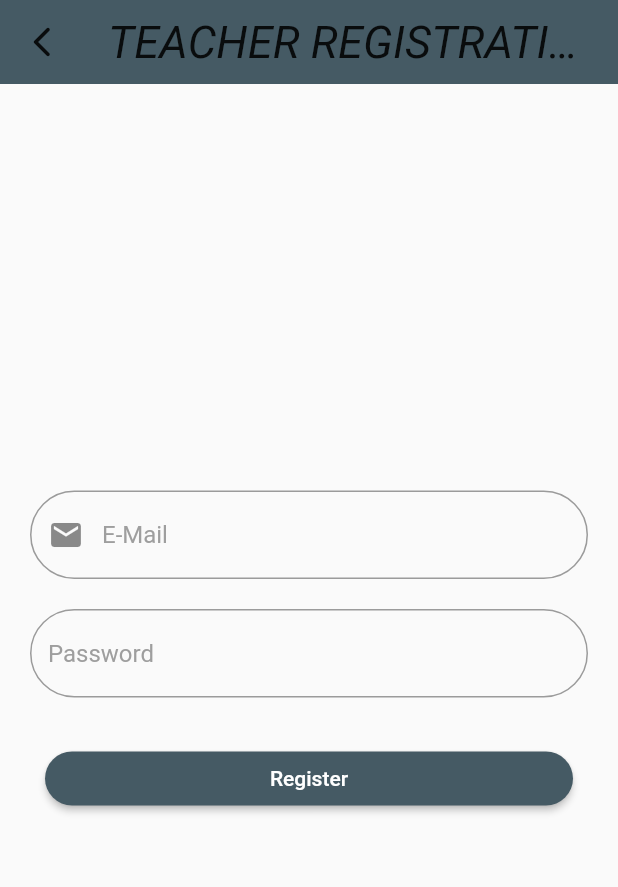
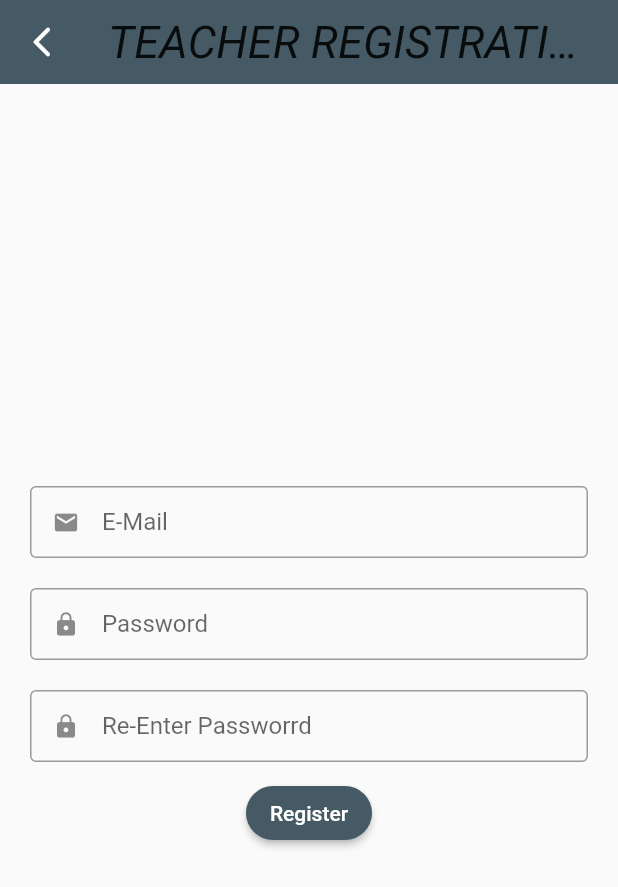
Before and after one commit to justinvgeorge2024/ATMOS_Mini_Project, a Flutter app: the TeachersRegs screen opened directly, on a phone screen of 412 x 824 dp. Shown: the top 887 px of the screen. Run offline on Flutter 3.47's test engine with Material 2 defaults, Android fonts, the light colour scheme and no system bars; our stand-ins replace either_dart, firebase_auth, firebase_core, get, qr_flutter; missing offline and left inert: dart:ffi, qr_code_scanner; accounts and stored records are empty; network calls fail.

Commit message:
new commit

```diff
--- a/New_attempt/miniproject/lib/pages/teachers_regs.dart
+++ b/New_attempt/miniproject/lib/pages/teachers_regs.dart
@@ -1,9 +1,5 @@
-import 'package:firebase_auth/firebase_auth.dart';
 import 'package:flutter/material.dart';
-import 'package:get/get.dart';
 import 'package:miniproject/pages/teacher_login.dart';
-
-import '../services/auth_services.dart';
 
 class TeachersRegs extends StatefulWidget {
   const TeachersRegs({super.key});
@@ -13,46 +9,7 @@ class TeachersRegs extends StatefulWidget {
 }
 
 class _TeachersRegsState extends State<TeachersRegs> {
-  final _usernameController = TextEditingController();
-
-  final _passwordController = TextEditingController();
-  bool isloading = false;
-
-  @override
-  void initState() {
-    super.initState();
-  }
-
-  @override
-  void dispose() {
-    _usernameController.dispose();
-    _passwordController.dispose();
-    super.dispose();
-  }
-
-  Future _registerUser() async {
-    try {
-      setState(() {
-        isloading = true;
-      });
-      String email = _usernameController.text.trim();
-      String password = _passwordController.text.trim();
-      Future<String> res =
-          AuthServices.singup(email: email, password: password);
-      setState(() {
-        isloading = false;
-      });
-
-      if (res != "success") {
-        print(res);
-        return;
-      }
-      Get.to(const TeacherLogin());
-    } on FirebaseAuthException catch (e) {
-      print(e);
-    }
-  }
-
+  final bool _isVisibility = false;
   @override
   Widget build(BuildContext context) {
     return SafeArea(
@@ -74,11 +31,7 @@ class _TeachersRegsState extends State<TeachersRegs> {
                   Navigator.of(context).pushReplacement(MaterialPageRoute(
                       builder: (context) => const TeacherLogin()));
                 },
-              icon: const Icon(
-                Icons.arrow_back_ios_new_rounded,
-                color: Colors.black87,
-              ),
-            ),
+                icon: const Icon(Icons.arrow_back_ios_new_rounded)),
           ),
           body: Center(
             child: Padding(
@@ -86,62 +39,63 @@ class _TeachersRegsState extends State<TeachersRegs> {
               child: Column(
                 mainAxisAlignment: MainAxisAlignment.center,
                 children: [
-                  Padding(
-                    padding: const EdgeInsets.all(10.0),
-                    child: TextFormField(
-                      controller: _usernameController,
-                      style: const TextStyle(color: Colors.black87),
+                  const Padding(
+                    padding: EdgeInsets.all(10.0),
+                    child: TextField(
                       decoration: InputDecoration(
-                        hintStyle: const TextStyle(color: Colors.grey),
-                        hintText: "E-Mail",
-                        prefixIcon: const Icon(
+                        border: OutlineInputBorder(),
+                        labelText: 'E-Mail',
+                        prefixIcon: Icon(
                           Icons.mail,
                         ),
-                        border: OutlineInputBorder(
-                          borderRadius: BorderRadius.circular(50),
+                        isDense: true, // Added this
+                        contentPadding: EdgeInsets.all(8), // Added this
                       ),
+                    ),
+                  ),
+                  const Padding(
+                    padding: EdgeInsets.all(10.0),
+                    child: TextField(
+                      decoration: InputDecoration(
+                        border: OutlineInputBorder(),
+                        labelText: 'Password',
+                        prefixIcon: Icon(
+                          Icons.lock,
+                        ),
+
+                        isDense: true, // Added this
+                        contentPadding: EdgeInsets.all(8), // Added this
+                      ),
+                    ),
+                  ),
+                  const Padding(
+                    padding: EdgeInsets.all(10.0),
+                    child: TextField(
+                      decoration: InputDecoration(
+                        border: OutlineInputBorder(),
+                        labelText: 'Re-Enter Passworrd',
+                        prefixIcon: Icon(
+                          Icons.lock,
+                        ),
+                        isDense: true, // Added this
+                        contentPadding: EdgeInsets.all(8), // Added this
                       ),
                     ),
                   ),
                   Padding(
-                    padding: const EdgeInsets.all(10.0),
-                    child: TextFormField(
-                      controller: _passwordController,
-                      style: const TextStyle(color: Colors.black87),
-                      decoration: InputDecoration(
-                        hintStyle: const TextStyle(color: Colors.grey),
-                        hintText: "Password",
-                        border: OutlineInputBorder(
-                          borderRadius: BorderRadius.circular(50),
-                        ),
-                      ),
-                    ),
-                  ),
-                  Padding(
-                    padding: const EdgeInsets.all(20.0),
+                    padding: const EdgeInsets.all(0.0),
                     child: ElevatedButton(
                         onPressed: () {
-                        _registerUser();
-                        // ignore: unnecessary_null_comparison
-                        if (_registerUser() == null) {
                           Navigator.of(context).pushReplacement(
                               MaterialPageRoute(
-                                  builder: (context) => const TeachersRegs()));
-                        }
+                                  builder: (context) => const TeacherLogin()));
                         },
                         style: ElevatedButton.styleFrom(
                           backgroundColor: Colors.blueGrey[700],
                           shape: RoundedRectangleBorder(
                               borderRadius: BorderRadius.circular(20)),
                         ),
-                      child: isloading
-                          ? const Center(
-                              child: CircularProgressIndicator(),
-                            )
-                          : const Center(
-                              child: Text("Register"),
-                            ),
-                    ),
+                        child: const Text("Register")),
                   ),
                 ],
               ),
```
Also changed, not shown: New_attempt/miniproject/lib/pages/qr_gen.dart (+4 -7 lines), New_attempt/miniproject/lib/pages/student_login.dart (+13 -19 lines), New_attempt/miniproject/lib/pages/students_home.dart (+8 -17 lines), New_attempt/miniproject/lib/pages/students_regs.dart (+14 -11 lines), New_attempt/miniproject/lib/pages/teacher_login.dart (+18 -30 lines), New_attempt/miniproject/lib/pages/teachers_home.dart (+7 -30 lines). Lines whose indentation alone changed are shown as unchanged.
